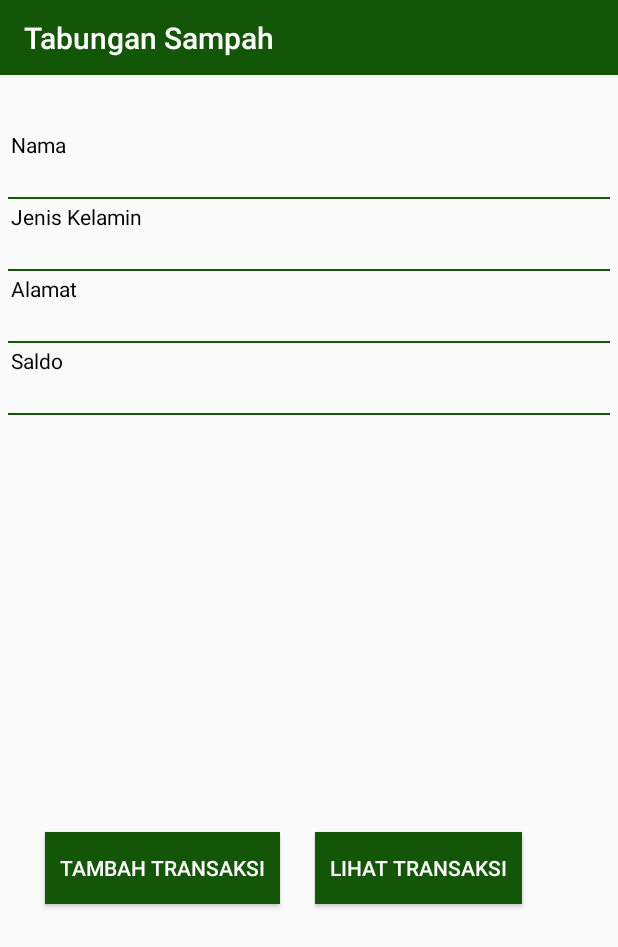
After one commit to SitiSofiyah/BankSampah, an Android app: the DetailAnggota screen opened directly, with no data from a screen before it, on a phone screen of 412 x 824 dp. The commit adds this screen. Shown: the top 947 px of the screen. Run offline under Robolectric (Android 15) with nearby library versions, the phone set to English and light mode, and no system bars; our stand-ins replace Firebase (no records; nobody signed in at launch, a user with empty details on screens opened directly).

Commit message:
transaksi

```diff
--- a/FireApp/app/src/main/java/com/example/intel/fireapp/Account/register.java
+++ b/FireApp/app/src/main/java/com/example/intel/fireapp/Account/register.java
@@ -38,8 +38,6 @@ public class register extends AppCompatActivity {
     protected void onCreate(Bundle savedInstanceState) {
         super.onCreate(savedInstanceState);
         setContentView(R.layout.register);
-
-
 
         // Get reference of widgets from XML layout
         nama = (EditText) findViewById(R.id.nama) ;
@@ -110,7 +108,7 @@ public class register extends AppCompatActivity {
 
 
 
-        User user = new User(id, name,address, telpon, jk, level, pass);
+        User user = new User(id, name,address, telpon, jk, level, pass, "no");
 
         meDatabase.child(id).setValue(user);
 
--- /dev/null
+++ b/FireApp/app/src/main/java/com/example/intel/fireapp/PengepulKecil/DetailAnggota.java
@@ -0,0 +1,91 @@
+package com.example.intel.fireapp.PengepulKecil;
+
+import android.content.Intent;
+import android.support.annotation.NonNull;
+import android.support.design.widget.AppBarLayout;
+import android.support.v7.app.AppCompatActivity;
+import android.os.Bundle;
+import android.support.v7.widget.Toolbar;
+import android.view.View;
+import android.widget.TextView;
+
+import com.example.intel.fireapp.Model.Anggota;
+import com.example.intel.fireapp.Model.User;
+import com.example.intel.fireapp.R;
+import com.google.firebase.database.DataSnapshot;
+import com.google.firebase.database.DatabaseError;
+import com.google.firebase.database.DatabaseReference;
+import com.google.firebase.database.FirebaseDatabase;
+import com.google.firebase.database.Query;
+import com.google.firebase.database.ValueEventListener;
+
+public class DetailAnggota extends AppCompatActivity {
+
+    public TextView nama, jeniskel, alamat, saldo;
+
+    @Override
+    protected void onCreate(Bundle savedInstanceState) {
+        super.onCreate(savedInstanceState);
+        setContentView(R.layout.activity_detail_anggota);
+
+        AppBarLayout appBarLayout = (AppBarLayout) findViewById(R.id.appbar);
+        Toolbar toolbar = (Toolbar) findViewById(R.id.toolbar);
+        toolbar.setTitle("Tabungan Sampah");
+        setSupportActionBar(toolbar);
+
+        nama = (TextView) findViewById(R.id.nama);
+        alamat = (TextView) findViewById(R.id.alamat);
+        jeniskel = (TextView) findViewById(R.id.jeniskel);
+        saldo = (TextView) findViewById(R.id.saldo);
+
+        final DatabaseReference databaseReference = FirebaseDatabase.getInstance().getReference();
+        final Query query = databaseReference.child("users").orderByChild("id").equalTo(getIntent().getStringExtra("id"));
+        query.addListenerForSingleValueEvent(new ValueEventListener() {
+
+            @Override
+            public void onDataChange(@NonNull DataSnapshot dataSnapshot) {
+                for(DataSnapshot userSnapshot : dataSnapshot.getChildren()) {
+                    User user = userSnapshot.getValue(User.class);
+
+                    nama.setText(user.getNama().toString());
+                    alamat.setText(user.getAlamat().toString());
+                    jeniskel.setText(user.getJeniskel().toString());
+                }
+            }
+
+            @Override
+            public void onCancelled(@NonNull DatabaseError databaseError) {
+
+            }
+        });
+
+        final Query query2 = databaseReference.child("anggota").child(getIntent().getStringExtra("idGrup")).child(getIntent().getStringExtra("id"));
+        query.addListenerForSingleValueEvent(new ValueEventListener() {
+
+            @Override
+            public void onDataChange(@NonNull DataSnapshot dataSnapshot) {
+                for(DataSnapshot userSnapshot : dataSnapshot.getChildren()) {
+                    Anggota anggota = userSnapshot.getValue(Anggota.class);
+
+                    saldo.setText(""+anggota.getSaldo());
+                }
+            }
+
+            @Override
+            public void onCancelled(@NonNull DatabaseError databaseError) {
+
+            }
+        });
+    }
+
+    public void tambahTransaksi(View view) {
+        Intent intents = new Intent(DetailAnggota.this, TransaksiAnggota.class);
+        intents.putExtra("idGrup", getIntent().getStringExtra("idGrup").toString());
+        intents.putExtra("id", getIntent().getStringExtra("id").toString());
+        startActivity(intents);
+    }
+
+    public void lihatTransaksi(View view) {
+
+    }
+}
--- a/FireApp/app/src/main/java/com/example/intel/fireapp/PengepulKecil/HomePK.java
+++ b/FireApp/app/src/main/java/com/example/intel/fireapp/PengepulKecil/HomePK.java
@@ -71,13 +71,10 @@ public class HomePK extends AppCompatActivity {
     }
     public void grup(View view) {
         Intent intent = new Intent(HomePK.this,tambahgrup.class);
-        intent.putExtra("id", SaveSharedPreference.getId(getApplicationContext()));
         startActivity(intent);
     }
 
     public void order(View view) {
     }
 
-    public void transaksi(View view) {
-    }
 }
--- a/FireApp/app/src/main/res/layout/activity_anggota.xml
+++ b/FireApp/app/src/main/res/layout/activity_anggota.xml
@@ -3,7 +3,7 @@
 <RelativeLayout xmlns:android="http://schemas.android.com/apk/res/android"
     xmlns:app="http://schemas.android.com/apk/res-auto"
     xmlns:tools="http://schemas.android.com/tools"
-    android:background="@color/grey"
+    android:background="#f4efef"
     android:layout_width="match_parent"
     android:layout_height="match_parent"
 
--- /dev/null
+++ b/FireApp/app/src/main/res/layout/activity_detail_anggota.xml
@@ -0,0 +1,149 @@
+<?xml version="1.0" encoding="utf-8"?>
+<RelativeLayout xmlns:android="http://schemas.android.com/apk/res/android"
+    xmlns:app="http://schemas.android.com/apk/res-auto"
+    xmlns:tools="http://schemas.android.com/tools"
+    android:layout_width="match_parent"
+    android:layout_height="match_parent"
+    tools:context=".PengepulKecil.DetailAnggota">
+
+    <LinearLayout
+        android:id="@+id/app"
+        android:layout_width="match_parent"
+        android:layout_height="wrap_content">
+
+        <android.support.design.widget.AppBarLayout
+            android:id="@+id/appbar"
+            android:layout_width="match_parent"
+            android:layout_height="50dp"
+            android:background="@color/green">
+
+            <include
+                android:id="@+id/toolbar"
+                layout="@layout/app_bar"></include>
+
+        </android.support.design.widget.AppBarLayout>
+    </LinearLayout>
+
+    <RelativeLayout
+        android:padding="5dp"
+        android:layout_width="match_parent"
+        android:layout_height="wrap_content">
+
+    <TextView
+        android:padding="2dp"
+        android:id="@+id/judnama"
+        android:layout_width="match_parent"
+        android:layout_height="wrap_content"
+        android:layout_alignParentStart="true"
+        android:layout_alignParentTop="true"
+        android:layout_marginTop="79dp"
+        android:text="Nama "
+        android:textColor="@color/black" />
+    <TextView
+        android:padding="2dp"
+        android:id="@+id/nama"
+        android:textColor="@color/colorPrimaryDark"
+        android:layout_below="@id/judnama"
+        android:layout_width="match_parent"
+        android:layout_height="wrap_content" />
+    <View
+        android:padding="2dp"
+        android:id="@+id/garis1"
+        android:layout_below="@id/nama"
+        android:layout_width="match_parent"
+        android:layout_height="1dp"
+        android:background="@color/green"></View>
+    <TextView
+        android:padding="2dp"
+        android:id="@+id/judJeniskel"
+        android:layout_width="match_parent"
+        android:layout_height="wrap_content"
+        android:layout_below="@id/garis1"
+        android:text="Jenis Kelamin "
+        android:textColor="@color/black" />
+    <TextView
+        android:padding="2dp"
+        android:id="@+id/jeniskel"
+        android:textColor="@color/colorPrimaryDark"
+        android:layout_below="@id/judJeniskel"
+        android:layout_width="match_parent"
+        android:layout_height="wrap_content" />
+    <View
+        android:padding="2dp"
+        android:id="@+id/garis2"
+        android:layout_below="@id/jeniskel"
+        android:layout_width="match_parent"
+        android:layout_height="1dp"
+        android:background="@color/green"></View>
+
+    <TextView
+        android:padding="2dp"
+        android:id="@+id/judAlamat"
+        android:layout_width="match_parent"
+        android:layout_height="wrap_content"
+        android:layout_below="@id/garis2"
+        android:text="Alamat "
+        android:textColor="@color/black" />
+    <TextView
+        android:padding="2dp"
+        android:id="@+id/alamat"
+        android:textColor="@color/colorPrimaryDark"
+        android:layout_below="@id/judAlamat"
+        android:layout_width="match_parent"
+        android:layout_height="wrap_content" />
+    <View
+        android:padding="2dp"
+        android:id="@+id/garis3"
+        android:layout_below="@id/alamat"
+        android:layout_width="match_parent"
+        android:layout_height="1dp"
+        android:background="@color/green"></View>
+    <TextView
+        android:padding="2dp"
+        android:id="@+id/judSaldo"
+        android:layout_width="match_parent"
+        android:layout_height="wrap_content"
+        android:layout_below="@id/garis3"
+        android:text="Saldo "
+        android:textColor="@color/black" />
+    <TextView
+        android:padding="2dp"
+        android:id="@+id/saldo"
+        android:textColor="@color/colorPrimaryDark"
+        android:layout_below="@id/judSaldo"
+        android:layout_width="match_parent"
+        android:layout_height="wrap_content" />
+    <View
+        android:padding="2dp"
+        android:id="@+id/garis4"
+        android:layout_below="@id/saldo"
+        android:layout_width="match_parent"
+        android:layout_height="1dp"
+        android:background="@color/green"></View>
+
+    </RelativeLayout>
+    <Button
+        android:layout_width="wrap_content"
+        android:layout_height="wrap_content"
+        android:layout_alignParentBottom="true"
+        android:layout_alignParentStart="true"
+        android:layout_marginBottom="221dp"
+        android:padding="10dp"
+        android:layout_marginStart="30dp"
+        android:onClick="tambahTransaksi"
+        android:background="@color/green"
+        android:text="Tambah Transaksi"
+        android:textColor="@color/white" />
+
+    <Button
+        android:padding="10dp"
+        android:layout_width="wrap_content"
+        android:layout_height="wrap_content"
+        android:background="@color/green"
+        android:layout_alignParentBottom="true"
+        android:layout_marginBottom="221dp"
+        android:onClick="lihatTransaksi"
+        android:layout_marginStart="210dp"
+        android:text="Lihat Transaksi"
+        android:textColor="@color/white" />
+</RelativeLayout>
--- a/FireApp/app/src/main/res/layout/calon_anggota.xml
+++ b/FireApp/app/src/main/res/layout/calon_anggota.xml
@@ -38,6 +38,7 @@
 
     <CheckBox
         android:id="@+id/check"
+        android:onClick="cek"
         android:theme="@style/WhiteCheck"
         android:layout_width="wrap_content"
         android:layout_height="wrap_content"
--- a/FireApp/app/src/main/res/layout/list_anggota.xml
+++ b/FireApp/app/src/main/res/layout/list_anggota.xml
@@ -2,8 +2,8 @@
 <RelativeLayout xmlns:android="http://schemas.android.com/apk/res/android"
     android:layout_width="match_parent"
     xmlns:app="http://schemas.android.com/apk/res-auto"
-    android:background="@color/grey"
-    android:padding="15dp"
+    android:background="#f4efef"
+    android:padding="5dp"
     android:layout_height="wrap_content">
 
     <android.support.v7.widget.CardView
```
Also changed, not shown: FireApp/app/src/main/AndroidManifest.xml (+13 -13 lines), FireApp/app/src/main/java/com/example/intel/fireapp/Adapter/AnggotaAdapter.java (+12 -10 lines), FireApp/app/src/main/java/com/example/intel/fireapp/Adapter/CalonAnggotaAdapter.java (+12 -20 lines), FireApp/app/src/main/java/com/example/intel/fireapp/Model/Anggota.java (+17 -1 lines), FireApp/app/src/main/java/com/example/intel/fireapp/Model/User.java (+3 -5 lines), FireApp/app/src/main/java/com/example/intel/fireapp/PengepulKecil/InputAnggota.java (+26 -8 lines), FireApp/app/src/main/java/com/example/intel/fireapp/PengepulKecil/TransaksiAnggota.java (added, +26 -0 lines), FireApp/app/src/main/res/layout/activity_home_pk.xml (+3 -47 lines), FireApp/app/src/main/res/layout/activity_transaksi_anggota.xml (added, +76 -0 lines).
